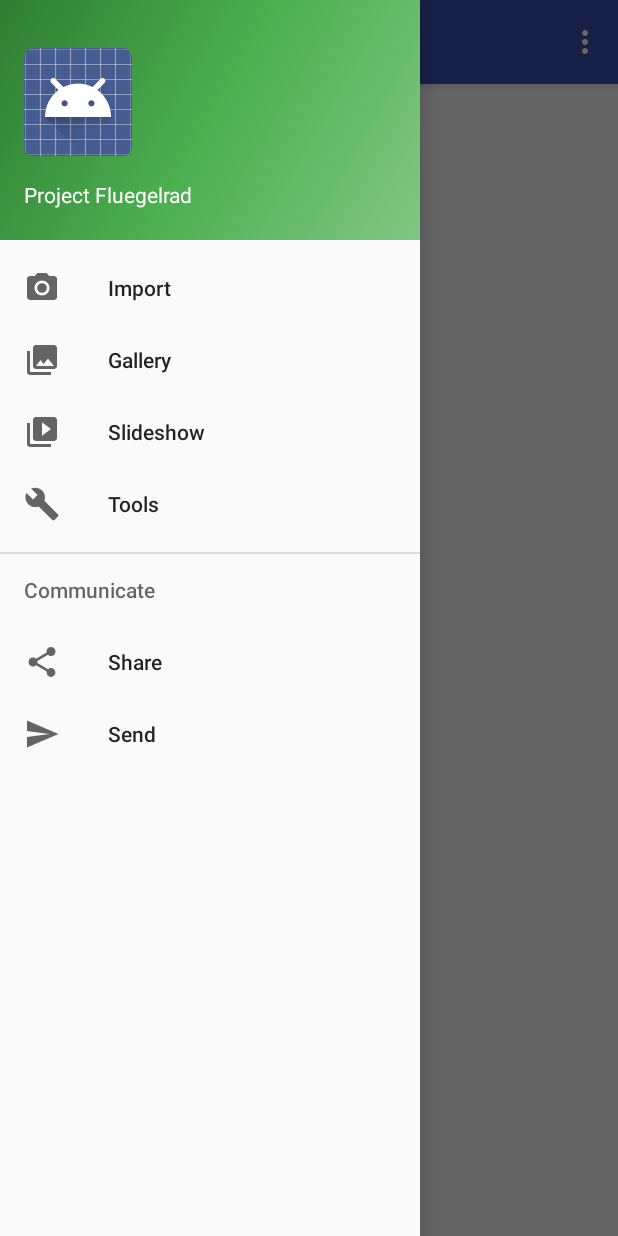
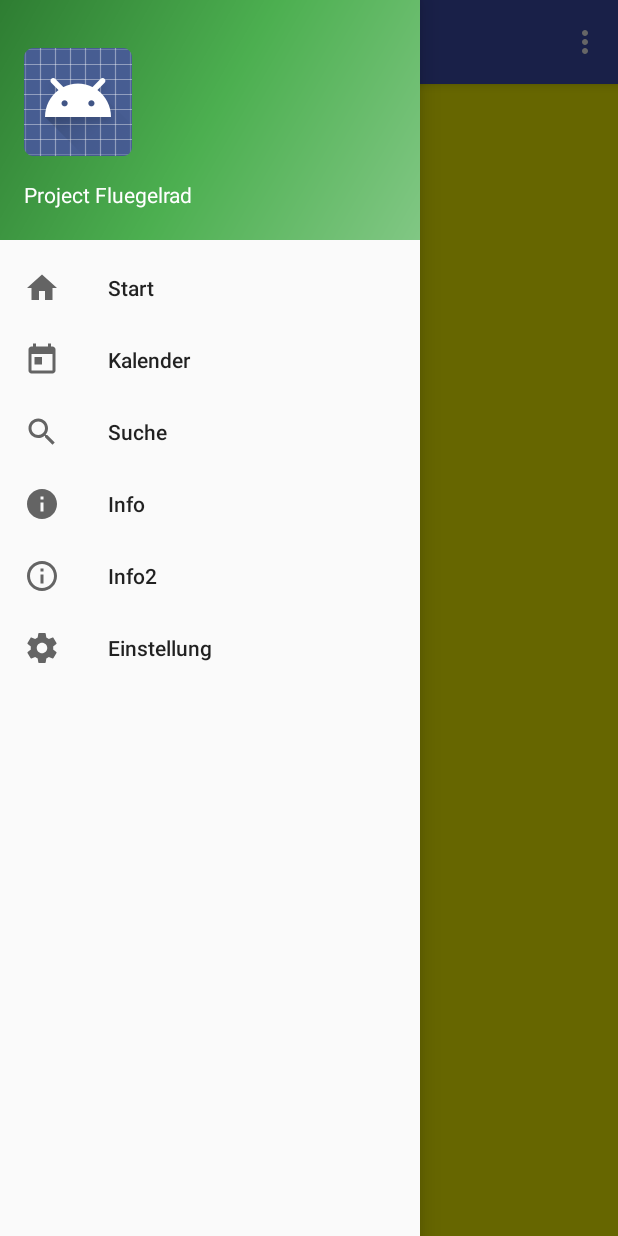
Before and after one commit to Leo1998/Project-Fluegelrad, an Android app: the screen it shows after launch (MainActivity), with the side drawer open, on a phone screen of 412 x 824 dp. Run offline under Robolectric (Android 15) with nearby library versions, the phone set to English and light mode, and no system bars.

Commit message:
One small step for calendar, one giant step for date

```diff
--- /dev/null
+++ b/App/app/src/main/java/de/projectfluegelrad/Calendar/CalendarFragment.java
@@ -0,0 +1,16 @@
+package de.projectfluegelrad.Calendar;
+
+import android.os.Bundle;
+import android.support.v4.app.Fragment;
+import android.view.LayoutInflater;
+import android.view.View;
+import android.view.ViewGroup;
+
+public class CalendarFragment extends Fragment {
+
+    @Override
+    public View onCreateView(LayoutInflater inflater, ViewGroup container, Bundle savedInstanceState) {
+
+        return new CalendarView(getContext());
+    }
+}
--- /dev/null
+++ b/App/app/src/main/java/de/projectfluegelrad/Calendar/CalendarView.java
@@ -0,0 +1,46 @@
+package de.projectfluegelrad.Calendar;
+
+import android.content.Context;
+import android.graphics.Color;
+import android.util.AttributeSet;
+import android.view.Gravity;
+import android.view.View;
+import android.widget.LinearLayout;
+import android.widget.TextView;
+
+import java.text.SimpleDateFormat;
+import java.util.*;
+
+public class CalendarView extends LinearLayout {
+    private Calendar calendar;
+
+    public CalendarView(Context context) {
+        super(context);
+
+        calendar = Calendar.getInstance();
+
+        setBackgroundColor(Color.YELLOW);
+
+        setOrientation(LinearLayout.VERTICAL);
+
+        TextView month = new TextView(context);
+        month.setText(new SimpleDateFormat("MMMM").format(calendar.getTime()));
+        addView(month);
+
+        LinearLayout.LayoutParams params = new LinearLayout.LayoutParams(LayoutParams.WRAP_CONTENT, LayoutParams.WRAP_CONTENT);
+        params.gravity = Gravity.CENTER_HORIZONTAL;
+        month.setLayoutParams(params);
+
+        LinearLayout days = new LinearLayout(context);
+        days.setOrientation(HORIZONTAL);
+        Calendar calendarTemp = (Calendar) calendar.clone();
+        for (int i = 0; i < 7; i++){
+            TextView day = new TextView(context);
+            calendarTemp.set(2016, 7, i + 1);
+            day.setText(new SimpleDateFormat("EEE").format(calendarTemp.getTime()));
+
+            days.addView(day);
+        }
+        addView(days);
+    }
+}
--- a/App/app/src/main/java/de/projectfluegelrad/MainActivity.java
+++ b/App/app/src/main/java/de/projectfluegelrad/MainActivity.java
@@ -10,6 +10,7 @@ import android.support.v7.widget.Toolbar;
 import android.view.Menu;
 import android.view.MenuItem;
 
+import de.projectfluegelrad.Calendar.CalendarFragment;
 import de.projectfluegelrad.database.DatabaseManager;
 
 public class MainActivity extends AppCompatActivity implements NavigationView.OnNavigationItemSelectedListener {
@@ -24,15 +25,16 @@ public class MainActivity extends AppCompatActivity implements NavigationView.On
         setSupportActionBar(toolbar);
 
         DrawerLayout drawer = (DrawerLayout) findViewById(R.id.drawer_layout);
-        ActionBarDrawerToggle toggle = new ActionBarDrawerToggle(
-                this, drawer, toolbar, R.string.navigation_drawer_open, R.string.navigation_drawer_close);
-        drawer.setDrawerListener(toggle);
+        ActionBarDrawerToggle toggle = new ActionBarDrawerToggle(this, drawer, toolbar, R.string.navigation_drawer_open, R.string.navigation_drawer_close);
+        drawer.addDrawerListener(toggle);
         toggle.syncState();
 
         NavigationView navigationView = (NavigationView) findViewById(R.id.nav_view);
         navigationView.setNavigationItemSelectedListener(this);
 
         this.databaseManager = new DatabaseManager(findViewById(R.id.nav_view));
+
+        getSupportFragmentManager().beginTransaction().replace(R.id.fragment_container, new CalendarFragment()).commit();
     }
 
     @Override
@@ -73,17 +75,15 @@ public class MainActivity extends AppCompatActivity implements NavigationView.On
         // Handle navigation view item clicks here.
         int id = item.getItemId();
 
-        if (id == R.id.nav_camera) {
-            // Handle the camera action
-        } else if (id == R.id.nav_gallery) {
+        if (id == R.id.nav_home) {
 
-        } else if (id == R.id.nav_slideshow) {
+        } else if (id == R.id.nav_calender) {
+            getSupportFragmentManager().beginTransaction().replace(R.id.fragment_container, new CalendarFragment()).commit();
+        } else if (id == R.id.nav_search) {
 
-        } else if (id == R.id.nav_manage) {
+        } else if (id == R.id.nav_info || id == R.id.nav_info2) {
 
-        } else if (id == R.id.nav_share) {
-
-        } else if (id == R.id.nav_send) {
+        } else if (id == R.id.nav_setting) {
 
         }
 
--- /dev/null
+++ b/App/app/src/main/res/drawable-anydpi/ic_home.xml
@@ -0,0 +1,9 @@
+<vector xmlns:android="http://schemas.android.com/apk/res/android"
+        android:width="24dp"
+        android:height="24dp"
+        android:viewportWidth="24.0"
+        android:viewportHeight="24.0">
+    <path
+        android:fillColor="#FF000000"
+        android:pathData="M10,20v-6h4v6h5v-8h3L12,3 2,12h3v8z"/>
+</vector>
--- /dev/null
+++ b/App/app/src/main/res/drawable-anydpi/ic_info.xml
@@ -0,0 +1,9 @@
+<vector xmlns:android="http://schemas.android.com/apk/res/android"
+        android:width="24dp"
+        android:height="24dp"
+        android:viewportWidth="24.0"
+        android:viewportHeight="24.0">
+    <path
+        android:fillColor="#FF000000"
+        android:pathData="M12,2C6.48,2 2,6.48 2,12s4.48,10 10,10 10,-4.48 10,-10S17.52,2 12,2zM13,17h-2v-6h2v6zM13,9h-2L11,7h2v2z"/>
+</vector>
--- /dev/null
+++ b/App/app/src/main/res/drawable-anydpi/ic_info_outline.xml
@@ -0,0 +1,9 @@
+<vector xmlns:android="http://schemas.android.com/apk/res/android"
+        android:width="24dp"
+        android:height="24dp"
+        android:viewportWidth="24.0"
+        android:viewportHeight="24.0">
+    <path
+        android:fillColor="#FF000000"
+        android:pathData="M11,17h2v-6h-2v6zM12,2C6.48,2 2,6.48 2,12s4.48,10 10,10 10,-4.48 10,-10S17.52,2 12,2zM12,20c-4.41,0 -8,-3.59 -8,-8s3.59,-8 8,-8 8,3.59 8,8 -3.59,8 -8,8zM11,9h2L13,7h-2v2z"/>
+</vector>
--- /dev/null
+++ b/App/app/src/main/res/drawable-anydpi/ic_search.xml
@@ -0,0 +1,9 @@
+<vector xmlns:android="http://schemas.android.com/apk/res/android"
+        android:width="24dp"
+        android:height="24dp"
+        android:viewportWidth="24.0"
+        android:viewportHeight="24.0">
+    <path
+        android:fillColor="#FF000000"
+        android:pathData="M15.5,14h-0.79l-0.28,-0.27C15.41,12.59 16,11.11 16,9.5 16,5.91 13.09,3 9.5,3S3,5.91 3,9.5 5.91,16 9.5,16c1.61,0 3.09,-0.59 4.23,-1.57l0.27,0.28v0.79l5,4.99L20.49,19l-4.99,-5zM9.5,14C7.01,14 5,11.99 5,9.5S7.01,5 9.5,5 14,7.01 14,9.5 11.99,14 9.5,14z"/>
+</vector>
--- /dev/null
+++ b/App/app/src/main/res/drawable-anydpi/ic_settings.xml
@@ -0,0 +1,9 @@
+<vector xmlns:android="http://schemas.android.com/apk/res/android"
+        android:width="24dp"
+        android:height="24dp"
+        android:viewportWidth="24.0"
+        android:viewportHeight="24.0">
+    <path
+        android:fillColor="#FF000000"
+        android:pathData="M19.43,12.98c0.04,-0.32 0.07,-0.64 0.07,-0.98s-0.03,-0.66 -0.07,-0.98l2.11,-1.65c0.19,-0.15 0.24,-0.42 0.12,-0.64l-2,-3.46c-0.12,-0.22 -0.39,-0.3 -0.61,-0.22l-2.49,1c-0.52,-0.4 -1.08,-0.73 -1.69,-0.98l-0.38,-2.65C14.46,2.18 14.25,2 14,2h-4c-0.25,0 -0.46,0.18 -0.49,0.42l-0.38,2.65c-0.61,0.25 -1.17,0.59 -1.69,0.98l-2.49,-1c-0.23,-0.09 -0.49,0 -0.61,0.22l-2,3.46c-0.13,0.22 -0.07,0.49 0.12,0.64l2.11,1.65c-0.04,0.32 -0.07,0.65 -0.07,0.98s0.03,0.66 0.07,0.98l-2.11,1.65c-0.19,0.15 -0.24,0.42 -0.12,0.64l2,3.46c0.12,0.22 0.39,0.3 0.61,0.22l2.49,-1c0.52,0.4 1.08,0.73 1.69,0.98l0.38,2.65c0.03,0.24 0.24,0.42 0.49,0.42h4c0.25,0 0.46,-0.18 0.49,-0.42l0.38,-2.65c0.61,-0.25 1.17,-0.59 1.69,-0.98l2.49,1c0.23,0.09 0.49,0 0.61,-0.22l2,-3.46c0.12,-0.22 0.07,-0.49 -0.12,-0.64l-2.11,-1.65zM12,15.5c-1.93,0 -3.5,-1.57 -3.5,-3.5s1.57,-3.5 3.5,-3.5 3.5,1.57 3.5,3.5 -1.57,3.5 -3.5,3.5z"/>
+</vector>
--- /dev/null
+++ b/App/app/src/main/res/drawable-anydpi/ic_today.xml
@@ -0,0 +1,9 @@
+<vector xmlns:android="http://schemas.android.com/apk/res/android"
+        android:width="24dp"
+        android:height="24dp"
+        android:viewportWidth="24.0"
+        android:viewportHeight="24.0">
+    <path
+        android:fillColor="#FF000000"
+        android:pathData="M19,3h-1L18,1h-2v2L8,3L8,1L6,1v2L5,3c-1.11,0 -1.99,0.9 -1.99,2L3,19c0,1.1 0.89,2 2,2h14c1.1,0 2,-0.9 2,-2L21,5c0,-1.1 -0.9,-2 -2,-2zM19,19L5,19L5,8h14v11zM7,10h5v5L7,15z"/>
+</vector>
--- a/App/app/src/main/res/drawable-v21/ic_menu_camera.xml
+++ /dev/null
@@ -1,12 +0,0 @@
-<vector xmlns:android="http://schemas.android.com/apk/res/android"
-    android:width="24dp"
-    android:height="24dp"
-    android:viewportHeight="24.0"
-    android:viewportWidth="24.0">
-    <path
-        android:fillColor="#FF000000"
-        android:pathData="M12,12m-3.2,0a3.2,3.2 0,1 1,6.4 0a3.2,3.2 0,1 1,-6.4 0" />
-    <path
-        android:fillColor="#FF000000"
-        android:pathData="M9,2L7.17,4H4c-1.1,0 -2,0.9 -2,2v12c0,1.1 0.9,2 2,2h16c1.1,0 2,-0.9 2,-2V6c0,-1.1 -0.9,-2 -2,-2h-3.17L15,2H9zm3,15c-2.76,0 -5,-2.24 -5,-5s2.24,-5 5,-5 5,2.24 5,5 -2.24,5 -5,5z" />
-</vector>
--- a/App/app/src/main/res/drawable-v21/ic_menu_gallery.xml
+++ /dev/null
@@ -1,9 +0,0 @@
-<vector xmlns:android="http://schemas.android.com/apk/res/android"
-    android:width="24dp"
-    android:height="24dp"
-    android:viewportHeight="24.0"
-    android:viewportWidth="24.0">
-    <path
-        android:fillColor="#FF000000"
-        android:pathData="M22,16V4c0,-1.1 -0.9,-2 -2,-2H8c-1.1,0 -2,0.9 -2,2v12c0,1.1 0.9,2 2,2h12c1.1,0 2,-0.9 2,-2zm-11,-4l2.03,2.71L16,11l4,5H8l3,-4zM2,6v14c0,1.1 0.9,2 2,2h14v-2H4V6H2z" />
-</vector>
--- a/App/app/src/main/res/drawable-v21/ic_menu_manage.xml
+++ /dev/null
@@ -1,9 +0,0 @@
-<vector xmlns:android="http://schemas.android.com/apk/res/android"
-    android:width="24dp"
-    android:height="24dp"
-    android:viewportHeight="24.0"
-    android:viewportWidth="24.0">
-    <path
-        android:fillColor="#FF000000"
-        android:pathData="M22.7,19l-9.1,-9.1c0.9,-2.3 0.4,-5 -1.5,-6.9 -2,-2 -5,-2.4 -7.4,-1.3L9,6 6,9 1.6,4.7C0.4,7.1 0.9,10.1 2.9,12.1c1.9,1.9 4.6,2.4 6.9,1.5l9.1,9.1c0.4,0.4 1,0.4 1.4,0l2.3,-2.3c0.5,-0.4 0.5,-1.1 0.1,-1.4z" />
-</vector>
--- a/App/app/src/main/res/drawable-v21/ic_menu_send.xml
+++ /dev/null
@@ -1,9 +0,0 @@
-<vector xmlns:android="http://schemas.android.com/apk/res/android"
-    android:width="24dp"
-    android:height="24dp"
-    android:viewportHeight="24.0"
-    android:viewportWidth="24.0">
-    <path
-        android:fillColor="#FF000000"
-        android:pathData="M2.01,21L23,12 2.01,3 2,10l15,2 -15,2z" />
-</vector>
--- a/App/app/src/main/res/drawable-v21/ic_menu_share.xml
+++ /dev/null
@@ -1,9 +0,0 @@
-<vector xmlns:android="http://schemas.android.com/apk/res/android"
-    android:width="24dp"
-    android:height="24dp"
-    android:viewportHeight="24.0"
-    android:viewportWidth="24.0">
-    <path
-        android:fillColor="#FF000000"
-        android:pathData="M18,16.08c-0.76,0 -1.44,0.3 -1.96,0.77L8.91,12.7c0.05,-0.23 0.09,-0.46 0.09,-0.7s-0.04,-0.47 -0.09,-0.7l7.05,-4.11c0.54,0.5 1.25,0.81 2.04,0.81 1.66,0 3,-1.34 3,-3s-1.34,-3 -3,-3 -3,1.34 -3,3c0,0.24 0.04,0.47 0.09,0.7L8.04,9.81C7.5,9.31 6.79,9 6,9c-1.66,0 -3,1.34 -3,3s1.34,3 3,3c0.79,0 1.5,-0.31 2.04,-0.81l7.12,4.16c-0.05,0.21 -0.08,0.43 -0.08,0.65 0,1.61 1.31,2.92 2.92,2.92 1.61,0 2.92,-1.31 2.92,-2.92s-1.31,-2.92 -2.92,-2.92z" />
-</vector>
--- a/App/app/src/main/res/drawable-v21/ic_menu_slideshow.xml
+++ /dev/null
@@ -1,9 +0,0 @@
-<vector xmlns:android="http://schemas.android.com/apk/res/android"
-    android:width="24dp"
-    android:height="24dp"
-    android:viewportHeight="24.0"
-    android:viewportWidth="24.0">
-    <path
-        android:fillColor="#FF000000"
-        android:pathData="M4,6H2v14c0,1.1 0.9,2 2,2h14v-2H4V6zm16,-4H8c-1.1,0 -2,0.9 -2,2v12c0,1.1 0.9,2 2,2h12c1.1,0 2,-0.9 2,-2V4c0,-1.1 -0.9,-2 -2,-2zm-8,12.5v-9l6,4.5 -6,4.5z" />
-</vector>
--- a/App/app/src/main/res/layout/app_bar_main.xml
+++ b/App/app/src/main/res/layout/app_bar_main.xml
@@ -6,6 +6,8 @@
     android:layout_height="match_parent"
     android:fitsSystemWindows="true"
     tools:context="de.projectfluegelrad.MainActivity">
+
+
 
     <android.support.design.widget.AppBarLayout
         android:layout_width="match_parent"
@@ -21,6 +23,10 @@
 
     </android.support.design.widget.AppBarLayout>
 
-    <include layout="@layout/content_main" />
+    <FrameLayout
+        android:id="@+id/fragment_container"
+        android:layout_width="match_parent"
+        android:layout_height="match_parent"
+        app:layout_behavior="android.support.design.widget.AppBarLayout$ScrollingViewBehavior"/>
 
 </android.support.design.widget.CoordinatorLayout>
--- a/App/app/src/main/res/layout/content_main.xml
+++ /dev/null
@@ -1,19 +0,0 @@
-<?xml version="1.0" encoding="utf-8"?>
-<RelativeLayout xmlns:android="http://schemas.android.com/apk/res/android"
-    xmlns:app="http://schemas.android.com/apk/res-auto"
-    xmlns:tools="http://schemas.android.com/tools"
-    android:layout_width="match_parent"
-    android:layout_height="match_parent"
-    android:paddingBottom="@dimen/activity_vertical_margin"
-    android:paddingLeft="@dimen/activity_horizontal_margin"
-    android:paddingRight="@dimen/activity_horizontal_margin"
-    android:paddingTop="@dimen/activity_vertical_margin"
-    app:layout_behavior="@string/appbar_scrolling_view_behavior"
-    tools:context="de.projectfluegelrad.MainActivity"
-    tools:showIn="@layout/app_bar_main">
-
-    <TextView
-        android:layout_width="wrap_content"
-        android:layout_height="wrap_content"
-        android:text="Hello ihr Fucker" />
-</RelativeLayout>
--- a/App/app/src/main/res/menu/activity_main_drawer.xml
+++ b/App/app/src/main/res/menu/activity_main_drawer.xml
@@ -3,34 +3,29 @@
 
     <group android:checkableBehavior="single">
         <item
-            android:id="@+id/nav_camera"
-            android:icon="@drawable/ic_menu_camera"
-            android:title="Import" />
+            android:id="@+id/nav_home"
+            android:icon="@drawable/ic_home"
+            android:title="Start" />
         <item
-            android:id="@+id/nav_gallery"
-            android:icon="@drawable/ic_menu_gallery"
-            android:title="Gallery" />
+            android:id="@+id/nav_calender"
+            android:icon="@drawable/ic_today"
+            android:title="Kalender" />
         <item
-            android:id="@+id/nav_slideshow"
-            android:icon="@drawable/ic_menu_slideshow"
-            android:title="Slideshow" />
+            android:id="@+id/nav_search"
+            android:icon="@drawable/ic_search"
+            android:title="Suche" />
         <item
-            android:id="@+id/nav_manage"
-            android:icon="@drawable/ic_menu_manage"
-            android:title="Tools" />
+            android:id="@+id/nav_info"
+            android:icon="@drawable/ic_info"
+            android:title="Info" />
+        <item
+            android:id="@+id/nav_info2"
+            android:icon="@drawable/ic_info_outline"
+            android:title="Info2" />
+        <item
+            android:id="@+id/nav_setting"
+            android:icon="@drawable/ic_settings"
+            android:title="Einstellung" />
     </group>
 
-    <item android:title="Communicate">
-        <menu>
-            <item
-                android:id="@+id/nav_share"
-                android:icon="@drawable/ic_menu_share"
-                android:title="Share" />
-            <item
-                android:id="@+id/nav_send"
-                android:icon="@drawable/ic_menu_send"
-                android:title="Send" />
-        </menu>
-    </item>
-
 </menu>
```
